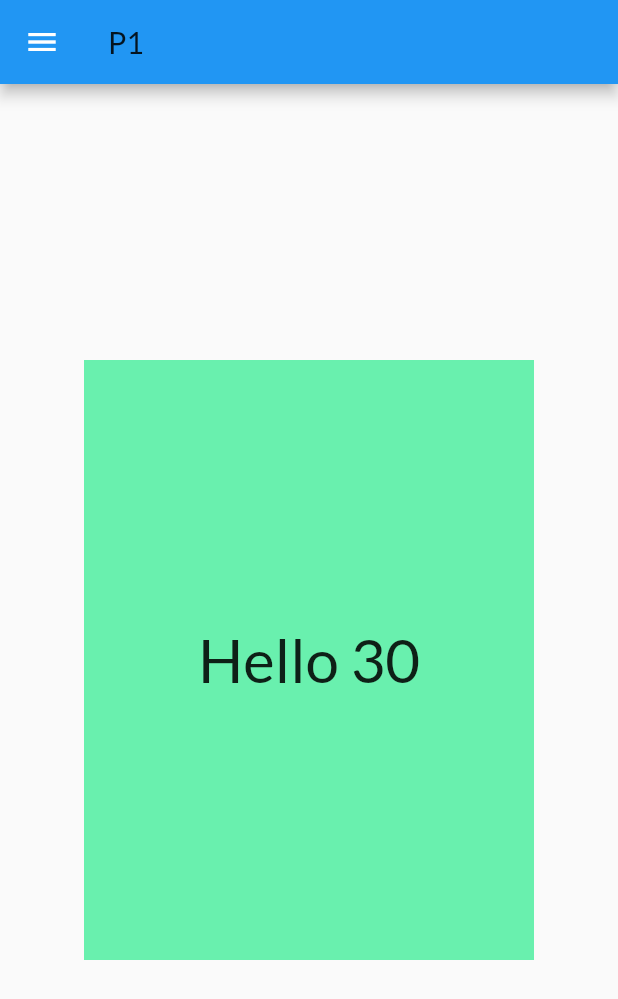
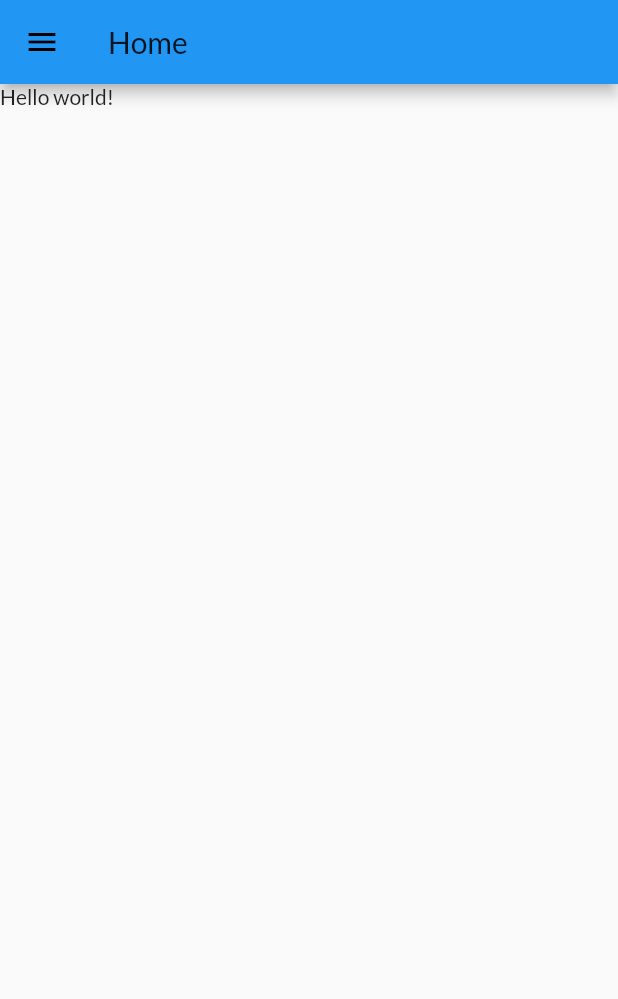
Before and after one commit to scodebox/flutter-demo, a Flutter app: the screen it shows after launch, on a phone screen of 412 x 824 dp. Shown: the top 999 px of the screen. Run offline on Flutter 3.47's test engine with Material 2 defaults, Android fonts, the phone set to English and light mode, and no system bars; our stand-ins replace google_fonts.

Commit message:
home page

```diff
--- a/lib/pages/hello_rectangle.dart
+++ b/lib/pages/hello_rectangle.dart
@@ -9,7 +9,9 @@ class HelloRectangle extends StatelessWidget {
     // TODO: implement build
     return Scaffold(
       appBar: AppBar(
-        title: Text('P1'),
+        title: Text('App Bar'),
+        // backgroundColor: Colors.white,
+        // elevation: 0.0,
       ),
       body: Center(
         child: Container(
--- /dev/null
+++ b/lib/pages/home.dart
@@ -0,0 +1,17 @@
+import 'package:flutter/material.dart';
+import '../wigets/drawer.dart';
+
+class Home extends StatelessWidget {
+  @override
+  Widget build(BuildContext context) {
+    return Scaffold(
+      appBar: AppBar(
+        title: Text("Home"),
+      ),
+      body: Container(
+        child: Text('Hello world!'),
+      ),
+      drawer: MyDrawer(),
+    );
+  }
+}
--- a/lib/pages/login_page.dart
+++ b/lib/pages/login_page.dart
@@ -19,7 +19,7 @@ class _LoginPageState extends State<LoginPage> {
         tap = true;
       });
       await Future.delayed(Duration(seconds: 1));
-      await Navigator.pushNamed(context, MyRoute.testRoute);
+      await Navigator.pushNamed(context, MyRoute.homeRoute);
       setState(() {
         tap = false;
       });
```
Also changed, not shown: lib/main.dart (+13 -2 lines).
